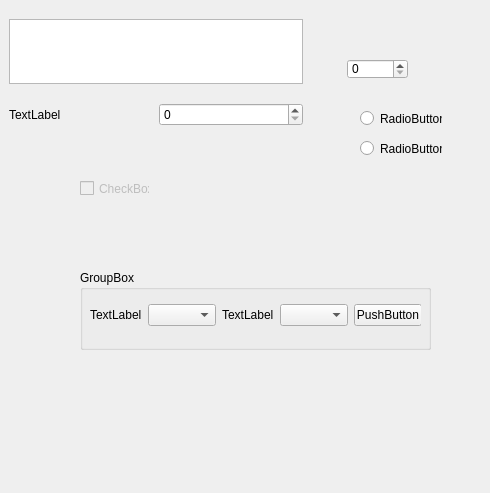
The window that form.ui (nelly18/KoalaGUI) describes before a commit, drawn with Qt 5.
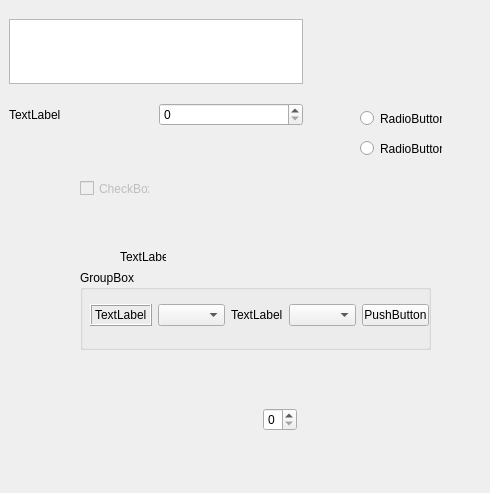
The same window after the commit.

The edit to the form file:
```diff
--- a/form.ui
+++ b/form.ui
@@ -16,19 +16,6 @@
   <property name="windowOpacity">
    <double>1.000000000000000</double>
   </property>
-  <widget class="QSpinBox" name="spinBox">
-   <property name="geometry">
-    <rect>
-     <x>347</x>
-     <y>59</y>
-     <width>61</width>
-     <height>20</height>
-    </rect>
-   </property>
-   <property name="maximum">
-    <number>5</number>
-   </property>
-  </widget>
   <widget class="QWidget" name="layoutWidget">
    <property name="geometry">
     <rect>
@@ -103,13 +90,19 @@
      <rect>
       <x>10</x>
       <y>20</y>
-      <width>331</width>
+      <width>339</width>
       <height>51</height>
      </rect>
     </property>
     <layout class="QGridLayout" name="gridLayout">
      <item row="0" column="0">
       <widget class="QLabel" name="label_2">
+       <property name="frameShape">
+        <enum>QFrame::Box</enum>
+       </property>
+       <property name="frameShadow">
+        <enum>QFrame::Raised</enum>
+       </property>
        <property name="text">
         <string>TextLabel</string>
        </property>
@@ -160,6 +153,44 @@
     <string>CheckBox</string>
    </property>
   </widget>
+  <widget class="QLabel" name="label_4">
+   <property name="geometry">
+    <rect>
+     <x>120</x>
+     <y>250</y>
+     <width>46</width>
+     <height>13</height>
+    </rect>
+   </property>
+   <property name="text">
+    <string>TextLabel</string>
+   </property>
+  </widget>
+  <widget class="QWidget" name="horizontalLayoutWidget">
+   <property name="geometry">
+    <rect>
+     <x>200</x>
+     <y>380</y>
+     <width>160</width>
+     <height>80</height>
+    </rect>
+   </property>
+   <layout class="QHBoxLayout" name="horizontalLayout">
+    <item>
+     <widget class="QSpinBox" name="spinBox">
+      <property name="sizePolicy">
+       <sizepolicy hsizetype="Maximum" vsizetype="Fixed">
+        <horstretch>0</horstretch>
+        <verstretch>0</verstretch>
+       </sizepolicy>
+      </property>
+      <property name="maximum">
+       <number>5</number>
+      </property>
+     </widget>
+    </item>
+   </layout>
+  </widget>
  </widget>
  <resources/>
  <connections/>
```
